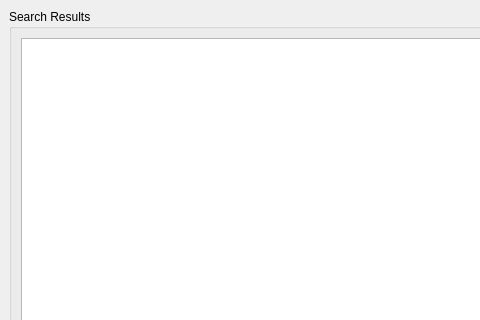
tomkins/spellcraftcalc, file Ethinarg.ui: the form before one commit; both pictures show x 0 to 480 and y 0 to 320 of the 897 by 552 pixel window.
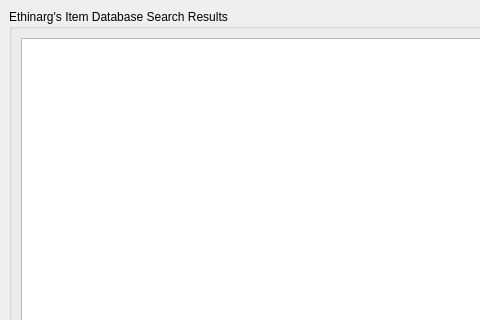
The form after the commit. Custom widgets are drawn as their Qt base class.

Commit message: Better acknowledgement of the origin of this data.

Diff of the .ui file:
```diff
--- a/Ethinarg.ui
+++ b/Ethinarg.ui
@@ -26,7 +26,7 @@
      </property>
      <widget class="QGroupBox" name="groupBox" >
       <property name="title" >
-       <string>Search Results</string>
+       <string>Ethinarg's Item Database Search Results</string>
       </property>
       <layout class="QVBoxLayout" >
        <property name="margin" >
```
